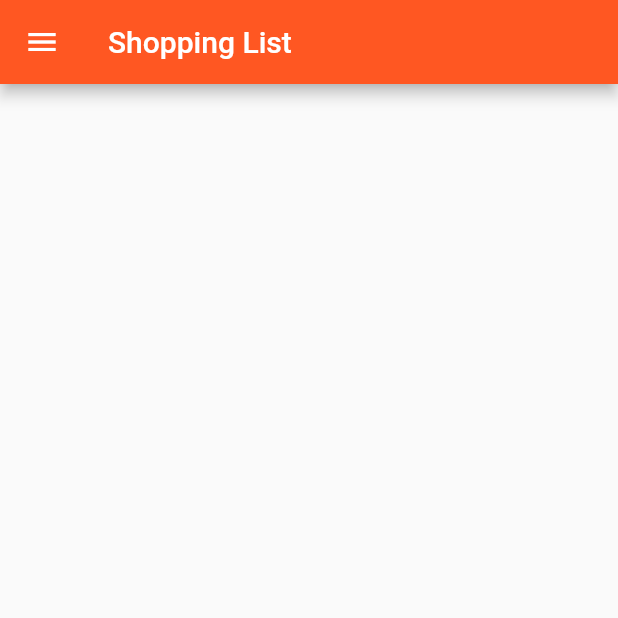
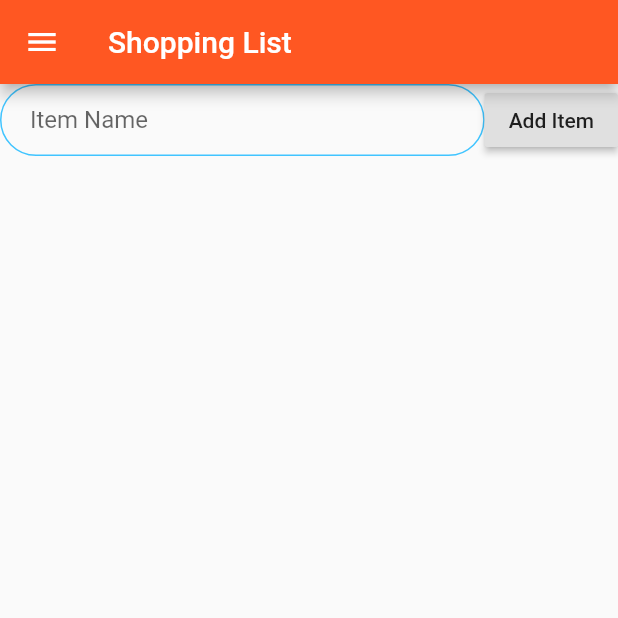
Before and after one commit to lainshiHenry/bearserk-pantry, a Flutter app: the ShoppingList screen opened by its route, on a phone screen of 412 x 824 dp, the top half of it. Run offline on Flutter 3.47's test engine with Material 2 defaults, Android fonts, the phone set to English and light mode, and no system bars; our stand-ins replace cloud_firestore; accounts and stored records are empty.

Commit message:
Implemented Add and delete new items on the shopping list various bug fixes

```diff
--- a/lib/screens/shopping_list.dart
+++ b/lib/screens/shopping_list.dart
@@ -1,7 +1,9 @@
+import 'package:bearserkpantry/services/stream_builder_functions.dart';
 import 'package:flutter/material.dart';
 import 'package:bearserkpantry/utilities/app_drawer.dart';
 import 'package:cloud_firestore/cloud_firestore.dart';
 import 'package:bearserkpantry/services/build_list.dart';
+import 'package:bearserkpantry/utilities/constants.dart';
 
 class ShoppingList extends StatefulWidget {
   static String id = 'shopping_list';
@@ -11,6 +13,16 @@ class ShoppingList extends StatefulWidget {
 
 class _ShoppingListState extends State<ShoppingList> {
   Firestore _firestore = Firestore.instance;
+  String _addItemName;
+  int _addItemQuantity = 1;
+  final _textEditingController = TextEditingController();
+
+  @override
+  void dispose() {
+    // TODO: implement dispose
+    _textEditingController.dispose();
+    super.dispose();
+  }
 
   @override
   Widget build(BuildContext context) {
@@ -21,7 +33,43 @@ class _ShoppingListState extends State<ShoppingList> {
         ),
       ),
       drawer: AppDrawer(),
-      body: buildShoppingList(),
+      body: Container(
+        child: Column(
+          crossAxisAlignment: CrossAxisAlignment.stretch,
+          children: <Widget>[
+            Container(
+              child: Row(
+                children: <Widget>[
+                  Expanded(
+                    child: TextField(
+                      decoration:
+                          kTextFieldDecoration.copyWith(hintText: 'Item Name'),
+                      onChanged: (value) {
+                        _addItemName = value;
+                      },
+                      controller: _textEditingController,
+                    ),
+                  ),
+                  RaisedButton(
+                    child: Text('Add Item'),
+                    onPressed: () {
+                      try {
+                        addShoppingListItem(_addItemName, _addItemQuantity);
+                        _textEditingController.clear();
+                      } catch (e) {
+                        print(e);
+                      }
+                    },
+                  ),
+                ],
+              ),
+            ),
+            Expanded(
+              child: buildShoppingList(),
+            ),
+          ],
+        ),
+      ),
     );
   }
 }
--- a/lib/utilities/constants.dart
+++ b/lib/utilities/constants.dart
@@ -2,3 +2,19 @@ import 'package:flutter/material.dart';
 
 const kAppTitle = 'Bearserk Pantry';
 const kPrimaryAppColour = Colors.deepOrange;
+
+const kTextFieldDecoration = InputDecoration(
+  hintText: '',
+  contentPadding: EdgeInsets.symmetric(vertical: 10.0, horizontal: 20.0),
+  border: OutlineInputBorder(
+    borderRadius: BorderRadius.all(Radius.circular(32.0)),
+  ),
+  enabledBorder: OutlineInputBorder(
+    borderSide: BorderSide(color: Colors.lightBlueAccent, width: 1.0),
+    borderRadius: BorderRadius.all(Radius.circular(32.0)),
+  ),
+  focusedBorder: OutlineInputBorder(
+    borderSide: BorderSide(color: Colors.lightBlueAccent, width: 2.0),
+    borderRadius: BorderRadius.all(Radius.circular(32.0)),
+  ),
+);
```
Also changed, not shown: lib/services/stream_builder_functions.dart (+80 -7 lines), 1 other file.
